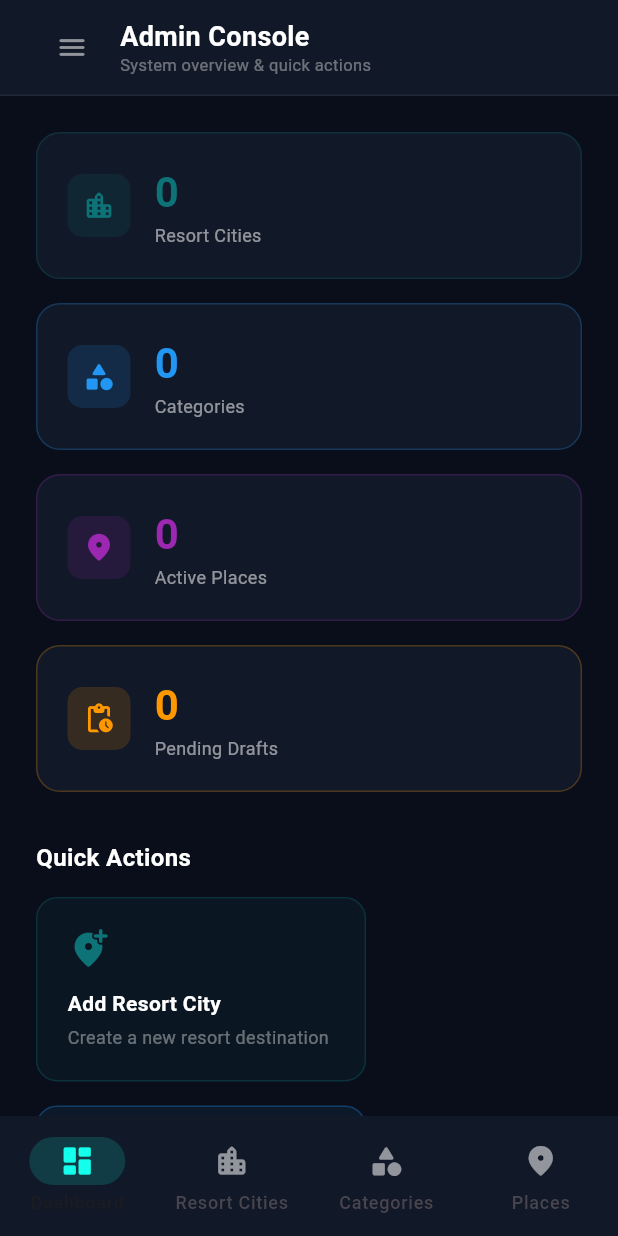
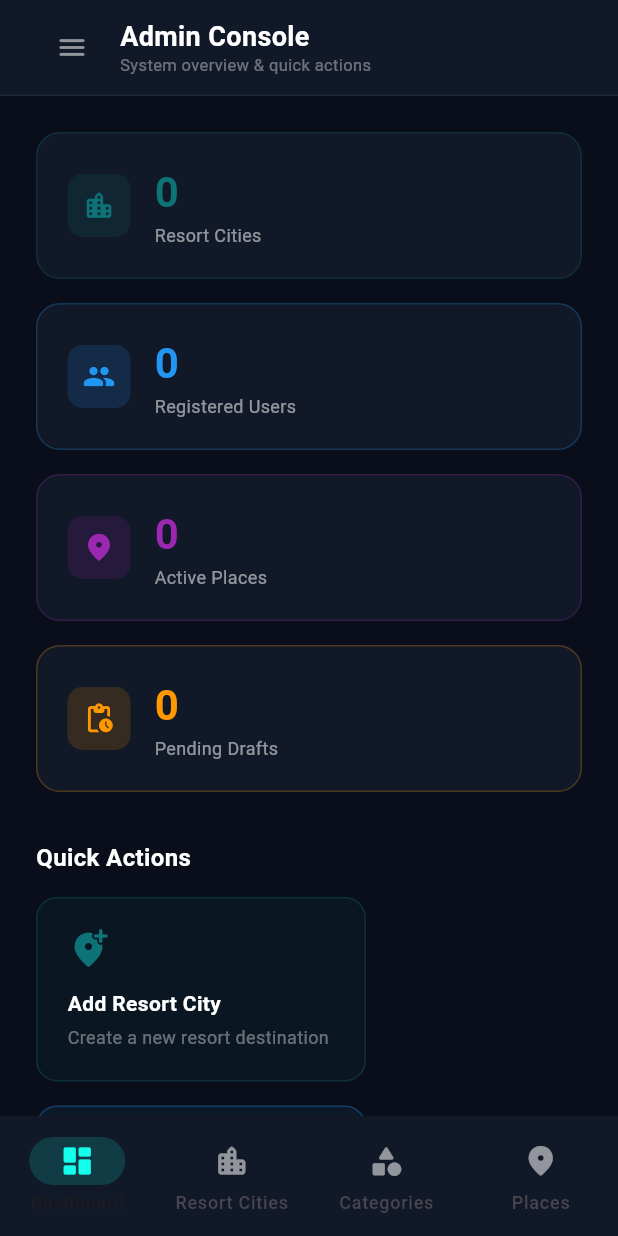
Before and after one commit to Fabrone/Palmnazi, a Flutter app: the screen it shows after launch, after a tap on the "landscape" icon, on a phone screen of 412 x 824 dp. Run offline on Flutter 3.47's test engine with Material 3 defaults, Android fonts, the phone set to English and light mode, and no system bars; our stand-ins replace file_picker, firebase_core, firebase_storage, flutter_secure_storage, google_sign_in, logger; accounts and stored records are empty; network calls fail; Roboto replaces fonts that are missing (Poppins).

Commit message:
Updated the cities to connect to the updated backend API

```diff
--- a/lib/admin/admin_api_service.dart
+++ b/lib/admin/admin_api_service.dart
@@ -80,8 +80,8 @@ abstract class _Ep {
   static String placeArtifacts(String placeId) =>
       '/api/places/$placeId/artifacts';
 
-  // Dashboard
-  static const String adminStats = '/api/admin/stats';
+  // Dashboard  — stats API lives at /api/stats, not /api/admin/stats
+  static const String adminStats = '/api/stats';
 }
 
 // ─────────────────────────────────────────────────────────────────────────────
@@ -167,10 +167,20 @@ class AdminApiService {
 
   Never _throwFromBody(Map<String, dynamic> body, int statusCode,
       String method, String endpoint) {
+    // The backend returns two distinct error shapes:
+    //   • { status: "error", message: "..." }            — general errors (4xx/5xx)
+    //   • { status: "error", errors: { field: [...] } }  — field-validation (400)
+    //
+    // In the validation case there is NO "message" key in the body.
+    // Extract the errors first so they can inform the fallback message string,
+    // preventing the unhelpful "Request failed (400)" from showing in the
+    // snackbar when the form dialog's _fieldErrors map somehow ends up empty.
+    final errors = body['errors'] as Map<String, dynamic>?;
     final message = body['message'] as String? ??
         body['error'] as String? ??
-        'Request failed ($statusCode)';
-    final errors = body['errors'] as Map<String, dynamic>?;
+        (errors != null
+            ? 'Validation failed — check the highlighted fields'
+            : 'Request failed ($statusCode)');
     _adminLog.e(
       '❌ [AdminApiService] $method $endpoint → $statusCode\n'
       '   message: $message'
@@ -661,11 +671,51 @@ class AdminApiService {
 
   // ──────────────────────────────────────────────────────────────────────────
   // DASHBOARD STATS
+  //
+  // The stats API lives at GET /api/stats and uses a ?keys= query param to
+  // select exactly which resolvers run.  The response shape is:
+  //   { stats: [{ key, label, value, group, meta? }, ...], meta: {...} }
+  // There is no "data" envelope, so _unwrapObject must NOT be used here.
+  //
+  // Keys used for the home dashboard:
+  //   cities_total  — total resort cities
+  //   places_total  — total places
+  //   places_active — active / published places
+  //   places_pending — pending / draft places
+  //   users_total   — registered users (replaces the old totalCategories key
+  //                   which has no equivalent in the stats API)
+  //
+  // Returns a Map<String, dynamic> keyed by stat key, e.g.:
+  //   { 'cities_total': 12, 'places_total': 340, ... }
   // ──────────────────────────────────────────────────────────────────────────
 
   Future<Map<String, dynamic>> getDashboardStats() async {
     _adminLog.i('📊 [AdminApiService] GET adminStats');
-    final response = await ApiClient.authGet(_Ep.adminStats);
-    return _unwrapObject(response, 'GET', _Ep.adminStats);
+    const requestedKeys =
+        'cities_total,places_total,places_active,places_pending,users_total';
+    final response = await ApiClient.authGetWithParams(
+      _Ep.adminStats,
+      queryParams: {'keys': requestedKeys},
+    );
+    final body = ApiClient.parseBody(response);
+    _adminLog.d('   ↳ GET ${_Ep.adminStats}  →  ${response.statusCode}');
+
+    if (response.statusCode >= 200 && response.statusCode < 300) {
+      final statsList = body['stats'];
+      if (statsList is List) {
+        // Flatten the array into { key: value } so the dashboard can do
+        // stats['cities_total'] rather than iterating the list each time.
+        return {
+          for (final item in statsList)
+            if (item is Map<String, dynamic> && item['key'] is String)
+              item['key'] as String: item['value'],
+        };
+      }
+      _adminLog.w(
+          '⚠️ [AdminApiService] getDashboardStats: '
+          '"stats" field missing or not a list — body: $body');
+      return {};
+    }
+    _throwFromBody(body, response.statusCode, 'GET', _Ep.adminStats);
   }
 }
--- a/lib/admin/admin_dashboard.dart
+++ b/lib/admin/admin_dashboard.dart
@@ -526,28 +526,28 @@ class _DashboardOverview extends StatelessWidget {
               _StatCard(
                 icon: Icons.location_city_rounded,
                 label: 'Resort Cities',
-                value: isLoading ? '…' : '${stats['totalCities'] ?? 0}',
+                value: isLoading ? '…' : '${stats['cities_total'] ?? 0}',
                 color: const Color(0xFF0D7377),
                 onTap: () => onGoTo(1),
               ),
               _StatCard(
-                icon: Icons.category_rounded,
-                label: 'Categories',
-                value: isLoading ? '…' : '${stats['totalCategories'] ?? 0}',
+                icon: Icons.people_rounded,
+                label: 'Registered Users',
+                value: isLoading ? '…' : '${stats['users_total'] ?? 0}',
                 color: const Color(0xFF2196F3),
-                onTap: () => onGoTo(2),
+                onTap: () => onGoTo(0),
               ),
               _StatCard(
                 icon: Icons.place_rounded,
                 label: 'Active Places',
-                value: isLoading ? '…' : '${stats['totalPlaces'] ?? 0}',
+                value: isLoading ? '…' : '${stats['places_active'] ?? 0}',
                 color: const Color(0xFF9C27B0),
                 onTap: () => onGoTo(3),
               ),
               _StatCard(
                 icon: Icons.pending_actions_rounded,
                 label: 'Pending Drafts',
-                value: isLoading ? '…' : '${stats['pendingPlaces'] ?? 0}',
+                value: isLoading ? '…' : '${stats['places_pending'] ?? 0}',
                 color: const Color(0xFFFF9800),
                 onTap: () => onGoTo(3),
               ),
--- a/lib/models/city_model.dart
+++ b/lib/models/city_model.dart
@@ -68,7 +68,12 @@ class CityModel {
     Map<String, int>? counts;
     final raw = json['categoryCounts'];
     if (raw is Map) {
-      counts = raw.map((k, v) => MapEntry(k.toString(), (v as num).toInt()));
+      // Guard against null or non-numeric values from a malformed response.
+      // The API guarantees integers here, but a defensive cast avoids a
+      // hard-crash if the backend ever sends unexpected data for a key.
+      counts = raw.map(
+        (k, v) => MapEntry(k.toString(), v is num ? v.toInt() : 0),
+      );
     }
 
     return CityModel(
@@ -94,8 +99,34 @@ class CityModel {
 
   // ── Serialization (POST / PUT request body) ────────────────────────────────
 
-  /// Returns only the fields the backend accepts for CREATE.
+  /// Returns the fields the backend accepts for CREATE (POST /api/cities).
+  ///
+  /// [coverImage] is omitted when empty so the backend does not receive an
+  /// empty-string URL that may fail URL validation on creation.
   Map<String, dynamic> toCreateJson() => {
+        'name':        name,
+        'country':     country,
+        'region':      region,
+        'slug':        slug,
+        'latitude':    latitude,
+        'longitude':   longitude,
+        if (coverImage.isNotEmpty) 'coverImage': coverImage,
+        'description': description,
+        'isActive':    isActive,
+      };
+
+  /// Returns the writable fields for a partial UPDATE (PUT /api/cities/:id).
+  ///
+  /// Every scalar field is always included, even when empty/zero, so that an
+  /// admin can intentionally clear a value (e.g. remove a cover image or
+  /// description).  The backend treats missing fields as "leave unchanged", so
+  /// omitting a field makes it impossible to clear — which is why all fields
+  /// must be sent unconditionally here.
+  ///
+  /// IMPORTANT: [latitude] and [longitude] must NOT be filtered by `!= 0.0`.
+  /// Zero is a perfectly valid coordinate (Gulf of Guinea / prime meridian).
+  /// Using 0.0 as a sentinel would silently drop real coordinates on update.
+  Map<String, dynamic> toUpdateJson() => {
         'name':        name,
         'country':     country,
         'region':      region,
@@ -106,21 +137,6 @@ class CityModel {
         'description': description,
         'isActive':    isActive,
       };
-
-  /// Returns only non-null fields for a partial UPDATE.
-  Map<String, dynamic> toUpdateJson() {
-    final map = <String, dynamic>{};
-    if (name.isNotEmpty)        map['name']        = name;
-    if (country.isNotEmpty)     map['country']     = country;
-    if (region.isNotEmpty)      map['region']      = region;
-    if (slug.isNotEmpty)        map['slug']        = slug;
-    if (latitude != 0.0)        map['latitude']    = latitude;
-    if (longitude != 0.0)       map['longitude']   = longitude;
-    if (coverImage.isNotEmpty)  map['coverImage']  = coverImage;
-    if (description.isNotEmpty) map['description'] = description;
-    map['isActive'] = isActive;
-    return map;
-  }
 
   // ── Copy-with for in-memory edits ─────────────────────────────────────────
 
```
Also changed, not shown: lib/admin/admin_resort_cities_screen.dart (+9 -1 lines).
